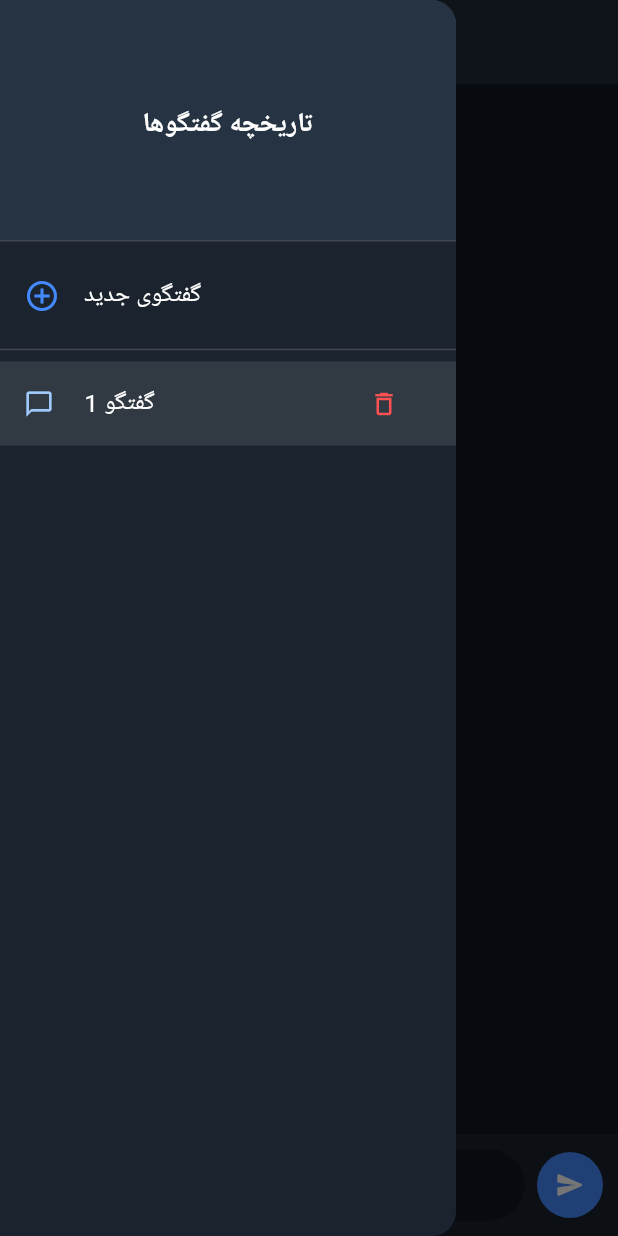
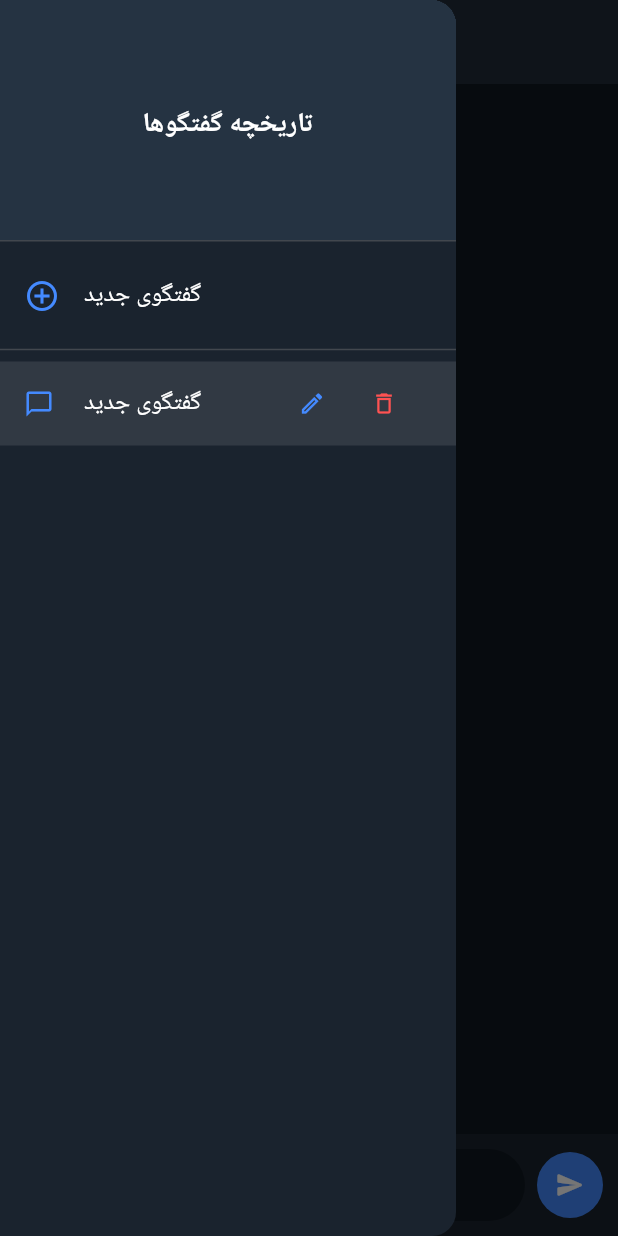
Before and after one commit to leoamirstar-cmd/Namira, a Flutter app: the ChatScreen screen opened directly, in the side drawer, after a tap on the "attach file" icon, on a phone screen of 412 x 824 dp. Run offline on Flutter 3.47's test engine with Material 3 defaults, Android fonts, the phone set to English and light mode, and no system bars; our stand-ins replace dio, file_picker, image_picker, just_audio, permission_handler, shared_preferences; missing offline and left inert: youtube_explode_dart; accounts and stored records are empty.

Commit message:
Update chat_screen.dart

```diff
--- a/lib/screens/chat_screen.dart
+++ b/lib/screens/chat_screen.dart
@@ -6,7 +6,6 @@ import 'package:shared_preferences/shared_preferences.dart';
 import 'package:dio/dio.dart';
 import 'package:file_picker/file_picker.dart';
 import 'package:permission_handler/permission_handler.dart';
-import 'package:path_provider/path_provider.dart';
 import '../services/gemini_manager.dart';
 
 class ChatScreen extends StatefulWidget {
@@ -31,11 +30,12 @@ class _ChatScreenState extends State<ChatScreen> {
   final TextEditingController _messageController = TextEditingController();
   final GeminiManager _geminiManager = GeminiManager();
 
-  List<Map<String, String>> _messages = [];
-  List<String> _chatHistoryKeys = [];
+  List<Map<String, dynamic>> _messages = [];
+  List<Map<String, String>> _chatHistoryKeys = [];
   String _currentChatKey = '';
   bool _isLoading = false;
   CancelToken? _cancelToken;
+  File? _selectedImage;
 
   @override
   void initState() {
@@ -51,11 +51,11 @@ class _ChatScreenState extends State<ChatScreen> {
 
   Future<void> _loadChatHistoryKeys() async {
     final prefs = await SharedPreferences.getInstance();
-    final keys = prefs.getStringList('chat_keys') ?? [];
+    final rawKeys = prefs.getStringList('chat_keys') ?? [];
     setState(() {
-      _chatHistoryKeys = keys;
+      _chatHistoryKeys = rawKeys.map((k) => {'id': k, 'title': prefs.getString('title_$k') ?? 'گفتگو'}).toList();
       if (_chatHistoryKeys.isNotEmpty) {
-        _currentChatKey = _chatHistoryKeys.last;
+        _currentChatKey = _chatHistoryKeys.last['id']!;
         _loadMessages(_currentChatKey);
       } else {
         _startNewChat();
@@ -68,16 +68,17 @@ class _ChatScreenState extends State<ChatScreen> {
     setState(() {
       _currentChatKey = newKey;
       _messages = [];
-      if (!_chatHistoryKeys.contains(newKey)) {
-        _chatHistoryKeys.add(newKey);
-      }
+      _chatHistoryKeys.add({'id': newKey, 'title': 'گفتگوی جدید'});
     });
     _saveHistoryKeys();
   }
 
   Future<void> _saveHistoryKeys() async {
     final prefs = await SharedPreferences.getInstance();
-    await prefs.setStringList('chat_keys', _chatHistoryKeys);
+    await prefs.setStringList('chat_keys', _chatHistoryKeys.map((e) => e['id']!).toList());
+    for (var chat in _chatHistoryKeys) {
+      await prefs.setString('title_${chat['id']}', chat['title']!);
+    }
   }
 
   Future<void> _loadMessages(String key) async {
@@ -87,30 +88,78 @@ class _ChatScreenState extends State<ChatScreen> {
       final List decoded = jsonDecode(rawData);
       setState(() {
         _currentChatKey = key;
-        _messages = decoded.map((e) => Map<String, String>.from(e)).toList();
+        _messages = decoded.map((e) => Map<String, dynamic>.from(e)).toList();
+      });
+    } else {
+      setState(() {
+        _currentChatKey = key;
+        _messages = [];
       });
     }
   }
 
   Future<void> _saveCurrentMessages() async {
     final prefs = await SharedPreferences.getInstance();
-    await prefs.setString(_currentChatKey, jsonEncode(_messages));
+    // ذخیره پیام‌ها بدون اشیاء File مستقیم (فقط مسیرها ذخیره می‌شوند)
+    final serializableMessages = _messages.map((m) {
+      return {
+        'sender': m['sender'],
+        'text': m['text'],
+        'type': m['type'],
+        'path': m['path'],
+      };
+    }).toList();
+    await prefs.setString(_currentChatKey, jsonEncode(serializableMessages));
   }
 
   Future<void> _deleteChat(String key) async {
     final prefs = await SharedPreferences.getInstance();
     await prefs.remove(key);
+    await prefs.remove('title_$key');
     setState(() {
-      _chatHistoryKeys.remove(key);
+      _chatHistoryKeys.removeWhere((element) => element['id'] == key);
     });
     await _saveHistoryKeys();
     if (_currentChatKey == key) {
       if (_chatHistoryKeys.isNotEmpty) {
-        _loadMessages(_chatHistoryKeys.last);
+        _loadMessages(_chatHistoryKeys.last['id']!);
       } else {
         _startNewChat();
       }
     }
+  }
+
+  void _showEditTitleDialog(int index) {
+    TextEditingController editController = TextEditingController(text: _chatHistoryKeys[index]['title']);
+
+    showDialog(
+      context: context,
+      builder: (context) => AlertDialog(
+        title: const Text('ویرایش نام گفتگو'),
+        content: TextField(
+          controller: editController,
+          decoration: const InputDecoration(hintText: 'نام جدید را وارد کنید'),
+        ),
+        actions: [
+          TextButton(
+            onPressed: () => Navigator.pop(context),
+            child: const Text('انصراف'),
+          ),
+          ElevatedButton(
+            onPressed: () {
+              if (editController.text.trim().isNotEmpty) {
+                setState(() {
+                  _chatHistoryKeys[index]['title'] = editController.text.trim();
+                });
+                _saveHistoryKeys();
+                Navigator.pop(context);
+              }
+            },
+            child: const Text('ذخیره'),
+          ),
+        ],
+      ),
+    );
   }
 
   Future<void> _pickFile() async {
@@ -130,11 +179,17 @@ class _ChatScreenState extends State<ChatScreen> {
         final extension = platformFile.extension?.toLowerCase() ?? '';
         final isImage = ['jpg', 'jpeg', 'png', 'webp'].contains(extension);
 
+        if (isImage) {
+          setState(() {
+            _selectedImage = File(platformFile.path!);
+          });
+        } else {
           _sendMediaMessage(
-          type: isImage ? 'image' : 'file',
+            type: 'file',
             path: platformFile.path!,
             text: platformFile.name,
           );
+        }
       }
     } else {
       _showPermissionDialog('دسترسی به فایل‌ها جهت ارسال الزامی است.');
@@ -158,7 +213,7 @@ class _ChatScreenState extends State<ChatScreen> {
       final response = await _geminiManager.sendMessage('فایل ارسال شد: $text');
       if (mounted) {
         setState(() {
-          _messages.add({'sender': 'namira', 'text': response, 'type': 'text'});
+          _messages.add({'sender': 'namira', 'text': response, 'type': 'text', 'path': null});
           _isLoading = false;
         });
         _saveCurrentMessages();
@@ -174,22 +229,29 @@ class _ChatScreenState extends State<ChatScreen> {
 
   void _sendMessage() async {
     final text = _messageController.text.trim();
-    if (text.isEmpty || _isLoading) return;
+    if ((text.isEmpty && _selectedImage == null) || _isLoading) return;
 
     _cancelToken = CancelToken();
 
+    final imagePath = _selectedImage?.path;
     setState(() {
-      _messages.add({'sender': 'user', 'text': text, 'type': 'text'});
+      _messages.add({
+        'sender': 'user',
+        'text': text,
+        'type': imagePath != null ? 'image' : 'text',
+        'path': imagePath,
+      });
       _isLoading = true;
+      _selectedImage = null;
     });
     _messageController.clear();
     _saveCurrentMessages();
 
     try {
-      final response = await _geminiManager.sendMessage(text);
+      final response = await _geminiManager.sendMessage(text.isEmpty ? 'تصویر ارسال شد' : text);
       if (mounted) {
         setState(() {
-          _messages.add({'sender': 'namira', 'text': response, 'type': 'text'});
+          _messages.add({'sender': 'namira', 'text': response, 'type': 'text', 'path': null});
           _isLoading = false;
         });
         _saveCurrentMessages();
@@ -331,16 +393,27 @@ class _ChatScreenState extends State<ChatScreen> {
               child: ListView.builder(
                 itemCount: _chatHistoryKeys.length,
                 itemBuilder: (context, index) {
-                  final key = _chatHistoryKeys[index];
+                  final chat = _chatHistoryKeys[index];
+                  final key = chat['id']!;
+                  final title = chat['title']!;
                   final isSelected = key == _currentChatKey;
                   return ListTile(
                     selected: isSelected,
                     selectedTileColor: isDark ? Colors.white10 : Colors.black12,
-                    leading: const Icon(Icons.chat_bubble_outline, size: 20),
-                    title: Text('گفتگو ${index + 1}', style: TextStyle(color: isDark ? Colors.white : Colors.black87)),
-                    trailing: IconButton(
-                      icon: const Icon(Icons.delete_outline, color: Colors.redAccent, size: 20),
+                    leading: const Icon(Icons.chat_bubble_outline, size: 20, color: Colors.blueAccent),
+                    title: Text(title, style: TextStyle(color: isDark ? Colors.white : Colors.black87)),
+                    trailing: Row(
+                      mainAxisSize: MainAxisSize.min,
+                      children: [
+                        IconButton(
+                          icon: const Icon(Icons.edit_outlined, color: Colors.blueAccent, size: 18),
+                          onPressed: () => _showEditTitleDialog(index),
+                        ),
+                        IconButton(
+                          icon: const Icon(Icons.delete_outline, color: Colors.redAccent, size: 18),
                           onPressed: () => _deleteChat(key),
+                        ),
+                      ],
                     ),
                     onTap: () {
                       _loadMessages(key);
@@ -395,24 +468,11 @@ class _ChatScreenState extends State<ChatScreen> {
                               width: double.infinity,
                               fit: BoxFit.cover,
                             ),
-                          )
-                        else if (msgType == 'file')
-                          Row(
-                            mainAxisSize: MainAxisSize.min,
-                            children: [
-                              const Icon(Icons.insert_drive_file, color: Colors.white),
-                              const SizedBox(width: 8),
-                              Expanded(
+                          ),
+                        if (msgText.isNotEmpty)
+                          Padding(
+                            padding: EdgeInsets.only(top: (msgType == 'image' && msgPath != null) ? 6.0 : 0),
                             child: Text(
-                                  msgText,
-                                  style: const TextStyle(color: Colors.white),
-                                  overflow: TextOverflow.ellipsis,
-                                ),
-                              ),
-                            ],
-                          )
-                        else
-                          Text(
                               msgText,
                               style: TextStyle(
                                 color: isUser ? Colors.white : (isDark ? Colors.white : Colors.black87),
@@ -420,17 +480,18 @@ class _ChatScreenState extends State<ChatScreen> {
                                 height: 1.4,
                               ),
                             ),
+                          ),
                         const SizedBox(height: 4),
                         Row(
                           mainAxisSize: MainAxisSize.min,
                           mainAxisAlignment: MainAxisAlignment.end,
                           children: [
-                            if (isUser && msgType == 'text')
+                            if (isUser)
                               InkWell(
                                 onTap: () => _editUserMessage(msgText),
                                 child: const Icon(Icons.edit, size: 15, color: Colors.white70),
                               )
-                            else if (!isUser)
+                            else
                               InkWell(
                                 onTap: () => _copyToClipboard(msgText),
                                 child: Icon(
@@ -452,6 +513,34 @@ class _ChatScreenState extends State<ChatScreen> {
             const Padding(
               padding: EdgeInsets.symmetric(vertical: 4),
               child: LinearProgressIndicator(backgroundColor: Colors.transparent),
+            ),
+          if (_selectedImage != null)
+            Container(
+              padding: const EdgeInsets.all(8.0),
+              color: isDark ? const Color(0xFF1A232E) : Colors.grey[200],
+              child: Row(
+                children: [
+                  Stack(
+                    alignment: Alignment.topRight,
+                    children: [
+                      ClipRRect(
+                        borderRadius: BorderRadius.circular(8),
+                        child: Image.file(_selectedImage!, width: 60, height: 60, fit: BoxFit.cover),
+                      ),
+                      GestureDetector(
+                        onTap: () => setState(() => _selectedImage = null),
+                        child: const CircleAvatar(
+                          radius: 10,
+                          backgroundColor: Colors.red,
+                          child: Icon(Icons.close, size: 12, color: Colors.white),
+                        ),
+                      ),
+                    ],
+                  ),
+                  const SizedBox(width: 10),
+                  const Text('تصویر آماده ارسال...', style: TextStyle(fontSize: 12)),
+                ],
+              ),
             ),
           Container(
             padding: const EdgeInsets.all(10),
```
Lines whose indentation alone changed are shown as unchanged.
